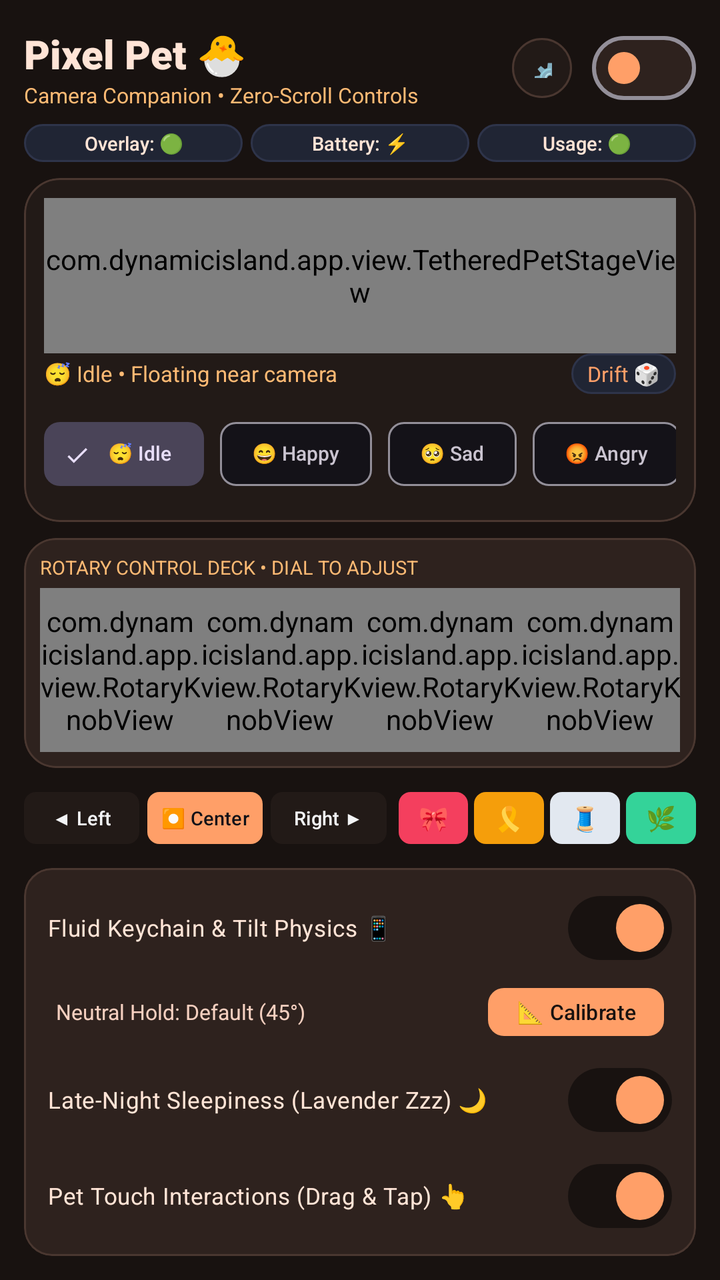
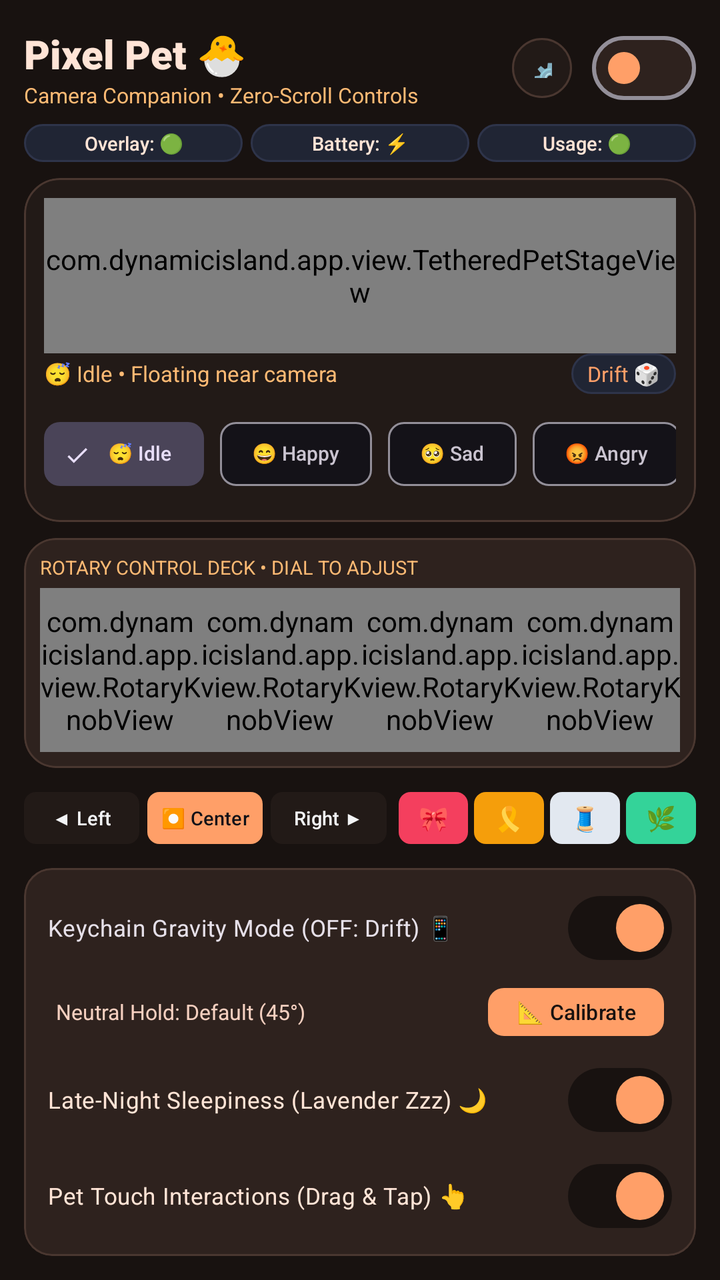

Before-and-after screenshots of an Android layout around one commit, followed by the original layout XML and the change that was made.
<!-- AndroidManifest.xml: application theme Theme.DynamicIsland -->
<!-- res/layout/activity_main.xml -->
<?xml version="1.0" encoding="utf-8"?>
<LinearLayout xmlns:android="http://schemas.android.com/apk/res/android"
    xmlns:app="http://schemas.android.com/apk/res-auto"
    xmlns:tools="http://schemas.android.com/tools"
    android:layout_width="match_parent"
    android:layout_height="match_parent"
    android:background="@color/peach_dark"
    android:orientation="vertical"
    android:padding="12dp">

    
    <LinearLayout
        android:layout_width="match_parent"
        android:layout_height="44dp"
        android:gravity="center_vertical"
        android:orientation="horizontal">

        <LinearLayout
            android:layout_width="0dp"
            android:layout_height="wrap_content"
            android:layout_weight="1"
            android:orientation="vertical">

            <TextView
                android:layout_width="wrap_content"
                android:layout_height="wrap_content"
                android:text="Pixel Pet 🐣"
                android:textColor="@color/peach_light"
                android:textSize="20sp"
                android:fontFamily="sans-serif-black" />

            <TextView
                android:layout_width="wrap_content"
                android:layout_height="wrap_content"
                android:text="Camera Companion • Zero-Scroll Controls"
                android:textColor="@color/peach_accent"
                android:textSize="10.5sp" />
        </LinearLayout>

        <com.google.android.material.button.MaterialButton
            android:id="@+id/btnDevTools"
            style="@style/Widget.Material3.Button.IconButton"
            android:layout_width="38dp"
            android:layout_height="38dp"
            android:layout_marginEnd="6dp"
            android:backgroundTint="@color/peach_surface"
            android:text="⚙️"
            android:textSize="14sp"
            app:cornerRadius="19dp"
            app:strokeColor="@color/peach_surface_border"
            app:strokeWidth="1dp" />

        <com.google.android.material.materialswitch.MaterialSwitch
            android:id="@+id/switchPetMaster"
            android:layout_width="wrap_content"
            android:layout_height="wrap_content"
            app:thumbTint="@color/peach_primary"
            app:trackTint="@color/peach_surface_card" />
    </LinearLayout>

    
    <LinearLayout
        android:layout_width="match_parent"
        android:layout_height="wrap_content"
        android:layout_marginTop="6dp"
        android:orientation="horizontal">

        <TextView
            android:id="@+id/tvOverlayBadge"
            android:layout_width="0dp"
            android:layout_height="wrap_content"
            android:layout_weight="1"
            android:background="@drawable/bg_card_surface"
            android:gravity="center"
            android:paddingTop="3dp"
            android:paddingBottom="3dp"
            android:text="Overlay: 🟢"
            android:textColor="@color/peach_light"
            android:textSize="9.5sp"
            android:fontFamily="sans-serif-medium" />

        <TextView
            android:id="@+id/tvBatteryBadge"
            android:layout_width="0dp"
            android:layout_height="wrap_content"
            android:layout_marginStart="4dp"
            android:layout_weight="1"
            android:background="@drawable/bg_card_surface"
            android:gravity="center"
            android:paddingTop="3dp"
            android:paddingBottom="3dp"
            android:text="Battery: ⚡"
            android:textColor="@color/peach_light"
            android:textSize="9.5sp"
            android:fontFamily="sans-serif-medium" />

        <TextView
            android:id="@+id/tvUsageBadge"
            android:layout_width="0dp"
            android:layout_height="wrap_content"
            android:layout_marginStart="4dp"
            android:layout_weight="1"
            android:background="@drawable/bg_card_surface"
            android:gravity="center"
            android:paddingTop="3dp"
            android:paddingBottom="3dp"
            android:text="Usage: 🟢"
            android:textColor="@color/peach_light"
            android:textSize="9.5sp"
            android:fontFamily="sans-serif-medium" />
    </LinearLayout>

    
    <com.google.android.material.card.MaterialCardView
        android:id="@+id/cardPermissionAlert"
        android:layout_width="match_parent"
        android:layout_height="wrap_content"
        android:layout_marginTop="6dp"
        android:visibility="gone"
        app:cardBackgroundColor="#2A1B18"
        app:cardCornerRadius="10dp"
        app:strokeColor="#7F2315"
        app:strokeWidth="1dp">

        <LinearLayout
            android:layout_width="match_parent"
            android:layout_height="wrap_content"
            android:gravity="center_vertical"
            android:orientation="horizontal"
            android:padding="8dp">

            <TextView
                android:id="@+id/tvPermissionAlertText"
                android:layout_width="0dp"
                android:layout_height="wrap_content"
                android:layout_weight="1"
                android:text="⚠️ Permissions missing for floating pet."
                android:textColor="#FCA5A5"
                android:textSize="11sp" />

            <com.google.android.material.button.MaterialButton
                android:id="@+id/btnQuickFixPermission"
                android:layout_width="wrap_content"
                android:layout_height="32dp"
                android:text="Grant"
                android:textColor="@color/background_dark"
                android:textSize="10sp"
                app:backgroundTint="@color/smiley_yellow"
                app:cornerRadius="6dp" />
        </LinearLayout>
    </com.google.android.material.card.MaterialCardView>

    
    <com.google.android.material.card.MaterialCardView
        android:layout_width="match_parent"
        android:layout_height="0dp"
        android:layout_marginTop="8dp"
        android:layout_weight="1.1"
        app:cardBackgroundColor="@color/peach_surface"
        app:cardCornerRadius="18dp"
        app:strokeColor="@color/peach_surface_border"
        app:strokeWidth="1dp">

        <LinearLayout
            android:layout_width="match_parent"
            android:layout_height="match_parent"
            android:gravity="center_horizontal"
            android:orientation="vertical"
            android:padding="10dp">

            
            <com.dynamicisland.app.view.TetheredPetStageView
                android:id="@+id/previewTetherStage"
                android:layout_width="match_parent"
                android:layout_height="0dp"
                android:layout_weight="1" />

            <LinearLayout
                android:layout_width="match_parent"
                android:layout_height="wrap_content"
                android:gravity="center_vertical"
                android:orientation="horizontal">

                <TextView
                    android:id="@+id/tvPreviewMoodDesc"
                    android:layout_width="0dp"
                    android:layout_height="wrap_content"
                    android:layout_weight="1"
                    android:text="😴 Idle • Floating near camera"
                    android:textColor="@color/peach_accent"
                    android:textSize="11sp"
                    android:fontFamily="sans-serif-bold" />

                <TextView
                    android:id="@+id/btnTestDrift"
                    android:layout_width="wrap_content"
                    android:layout_height="wrap_content"
                    android:background="@drawable/bg_card_surface"
                    android:paddingStart="8dp"
                    android:paddingTop="3dp"
                    android:paddingEnd="8dp"
                    android:paddingBottom="3dp"
                    android:text="Drift 🎲"
                    android:textColor="@color/peach_primary"
                    android:textSize="10.5sp"
                    android:fontFamily="sans-serif-bold" />
            </LinearLayout>

            
            <HorizontalScrollView
                android:layout_width="match_parent"
                android:layout_height="wrap_content"
                android:layout_marginTop="6dp"
                android:scrollbars="none">

                <com.google.android.material.chip.ChipGroup
                    android:id="@+id/chipGroupMoods"
                    android:layout_width="wrap_content"
                    android:layout_height="wrap_content"
                    app:singleSelection="true">

                    <com.google.android.material.chip.Chip
                        android:id="@+id/chipMoodIdle"
                        style="@style/Widget.Material3.Chip.Filter"
                        android:layout_width="wrap_content"
                        android:layout_height="wrap_content"
                        android:checked="true"
                        android:text="😴 Idle"
                        android:textSize="10sp" />

                    <com.google.android.material.chip.Chip
                        android:id="@+id/chipMoodHappy"
                        style="@style/Widget.Material3.Chip.Filter"
                        android:layout_width="wrap_content"
                        android:layout_height="wrap_content"
                        android:text="😄 Happy"
                        android:textSize="10sp" />

                    <com.google.android.material.chip.Chip
                        android:id="@+id/chipMoodSad"
                        style="@style/Widget.Material3.Chip.Filter"
                        android:layout_width="wrap_content"
                        android:layout_height="wrap_content"
                        android:text="🥺 Sad"
                        android:textSize="10sp" />

                    <com.google.android.material.chip.Chip
                        android:id="@+id/chipMoodAngry"
                        style="@style/Widget.Material3.Chip.Filter"
                        android:layout_width="wrap_content"
                        android:layout_height="wrap_content"
                        android:text="😡 Angry"
                        android:textSize="10sp" />

                    <com.google.android.material.chip.Chip
                        android:id="@+id/chipMoodNerd"
                        style="@style/Widget.Material3.Chip.Filter"
                        android:layout_width="wrap_content"
                        android:layout_height="wrap_content"
                        android:text="🤓 Nerd"
                        android:textSize="10sp" />

                    <com.google.android.material.chip.Chip
                        android:id="@+id/chipMoodTexting"
                        style="@style/Widget.Material3.Chip.Filter"
                        android:layout_width="wrap_content"
                        android:layout_height="wrap_content"
                        android:text="💬 Chat"
                        android:textSize="10sp" />
                </com.google.android.material.chip.ChipGroup>
            </HorizontalScrollView>
        </LinearLayout>
    </com.google.android.material.card.MaterialCardView>

    
    <com.google.android.material.card.MaterialCardView
        android:layout_width="match_parent"
        android:layout_height="wrap_content"
        android:layout_marginTop="8dp"
        app:cardBackgroundColor="@color/peach_surface_card"
        app:cardCornerRadius="16dp"
        app:strokeColor="@color/peach_surface_border"
        app:strokeWidth="1dp">

        <LinearLayout
            android:layout_width="match_parent"
            android:layout_height="wrap_content"
            android:orientation="vertical"
            android:padding="8dp">

            <TextView
                android:layout_width="wrap_content"
                android:layout_height="wrap_content"
                android:text="ROTARY CONTROL DECK • DIAL TO ADJUST"
                android:textColor="@color/peach_accent"
                android:textSize="9.5sp"
                android:fontFamily="sans-serif-bold" />

            <LinearLayout
                android:layout_width="match_parent"
                android:layout_height="82dp"
                android:layout_marginTop="4dp"
                android:orientation="horizontal">

                <com.dynamicisland.app.view.RotaryKnobView
                    android:id="@+id/knobCameraX"
                    android:layout_width="0dp"
                    android:layout_height="match_parent"
                    android:layout_weight="1" />

                <com.dynamicisland.app.view.RotaryKnobView
                    android:id="@+id/knobCameraY"
                    android:layout_width="0dp"
                    android:layout_height="match_parent"
                    android:layout_weight="1" />

                <com.dynamicisland.app.view.RotaryKnobView
                    android:id="@+id/knobPetSize"
                    android:layout_width="0dp"
                    android:layout_height="match_parent"
                    android:layout_weight="1" />

                <com.dynamicisland.app.view.RotaryKnobView
                    android:id="@+id/knobLeash"
                    android:layout_width="0dp"
                    android:layout_height="match_parent"
                    android:layout_weight="1" />
            </LinearLayout>
        </LinearLayout>
    </com.google.android.material.card.MaterialCardView>

    
    <LinearLayout
        android:layout_width="match_parent"
        android:layout_height="wrap_content"
        android:layout_marginTop="8dp"
        android:orientation="horizontal">

        
        <LinearLayout
            android:layout_width="0dp"
            android:layout_height="wrap_content"
            android:layout_weight="1.1"
            android:orientation="horizontal">

            <com.google.android.material.button.MaterialButton
                android:id="@+id/btnAlignLeft"
                android:layout_width="0dp"
                android:layout_height="34dp"
                android:layout_weight="1"
                android:padding="0dp"
                android:text="◀ Left"
                android:textColor="@color/text_primary"
                android:textSize="9.5sp"
                app:backgroundTint="@color/peach_surface"
                app:cornerRadius="6dp" />

            <com.google.android.material.button.MaterialButton
                android:id="@+id/btnAlignCenter"
                android:layout_width="0dp"
                android:layout_height="34dp"
                android:layout_marginStart="4dp"
                android:layout_weight="1"
                android:padding="0dp"
                android:text="⏺ Center"
                android:textColor="@color/background_dark"
                android:textSize="9.5sp"
                app:backgroundTint="@color/peach_primary"
                app:cornerRadius="6dp" />

            <com.google.android.material.button.MaterialButton
                android:id="@+id/btnAlignRight"
                android:layout_width="0dp"
                android:layout_height="34dp"
                android:layout_marginStart="4dp"
                android:layout_weight="1"
                android:padding="0dp"
                android:text="Right ▶"
                android:textColor="@color/text_primary"
                android:textSize="9.5sp"
                app:backgroundTint="@color/peach_surface"
                app:cornerRadius="6dp" />
        </LinearLayout>

        
        <LinearLayout
            android:layout_width="0dp"
            android:layout_height="wrap_content"
            android:layout_marginStart="6dp"
            android:layout_weight="0.9"
            android:orientation="horizontal">

            <com.google.android.material.button.MaterialButton
                android:id="@+id/btnLeashRed"
                android:layout_width="0dp"
                android:layout_height="34dp"
                android:layout_weight="1"
                android:padding="0dp"
                android:text="🎀"
                android:textSize="12sp"
                app:backgroundTint="#F43F5E"
                app:cornerRadius="6dp" />

            <com.google.android.material.button.MaterialButton
                android:id="@+id/btnLeashGold"
                android:layout_width="0dp"
                android:layout_height="34dp"
                android:layout_marginStart="3dp"
                android:layout_weight="1"
                android:padding="0dp"
                android:text="🎗️"
                android:textSize="12sp"
                app:backgroundTint="#F59E0B"
                app:cornerRadius="6dp" />

            <com.google.android.material.button.MaterialButton
                android:id="@+id/btnLeashSilver"
                android:layout_width="0dp"
                android:layout_height="34dp"
                android:layout_marginStart="3dp"
                android:layout_weight="1"
                android:padding="0dp"
                android:text="🧵"
                android:textSize="12sp"
                app:backgroundTint="#E2E8F0"
                app:cornerRadius="6dp" />

            <com.google.android.material.button.MaterialButton
                android:id="@+id/btnLeashMint"
                android:layout_width="0dp"
                android:layout_height="34dp"
                android:layout_marginStart="3dp"
                android:layout_weight="1"
                android:padding="0dp"
                android:text="🌿"
                android:textSize="12sp"
                app:backgroundTint="#34D399"
                app:cornerRadius="6dp" />
        </LinearLayout>
    </LinearLayout>

    
    <com.google.android.material.card.MaterialCardView
        android:layout_width="match_parent"
        android:layout_height="wrap_content"
        android:layout_marginTop="8dp"
        app:cardBackgroundColor="@color/peach_surface_card"
        app:cardCornerRadius="14dp"
        app:strokeColor="@color/peach_surface_border"
        app:strokeWidth="1dp">

        <LinearLayout
            android:layout_width="match_parent"
            android:layout_height="wrap_content"
            android:orientation="vertical"
            android:paddingStart="12dp"
            android:paddingTop="6dp"
            android:paddingEnd="12dp"
            android:paddingBottom="6dp">

            <com.google.android.material.materialswitch.MaterialSwitch
                android:id="@+id/switchGyroPhysics"
                android:layout_width="match_parent"
                android:layout_height="wrap_content"
                android:checked="true"
                android:text="Fluid Keychain &amp; Tilt Physics 📱"
                android:textColor="@color/peach_light"
                android:textSize="11.5sp"
                app:thumbTint="@color/peach_primary"
                app:trackTint="@color/peach_dark" />

            
            <LinearLayout
                android:id="@+id/layoutCalibrationRow"
                android:layout_width="match_parent"
                android:layout_height="wrap_content"
                android:layout_marginTop="2dp"
                android:layout_marginBottom="4dp"
                android:gravity="center_vertical"
                android:orientation="horizontal"
                android:paddingStart="4dp"
                android:paddingEnd="4dp">

                <TextView
                    android:id="@+id/tvCalibrationStatus"
                    android:layout_width="0dp"
                    android:layout_height="wrap_content"
                    android:layout_weight="1"
                    android:text="Neutral Hold: Default (45°)"
                    android:textColor="@color/peach_cream"
                    android:textSize="10.5sp" />

                <com.google.android.material.button.MaterialButton
                    android:id="@+id/btnCalibrateHold"
                    style="@style/Widget.Material3.Button.TonalButton"
                    android:layout_width="wrap_content"
                    android:layout_height="32dp"
                    android:paddingStart="10dp"
                    android:paddingTop="0dp"
                    android:paddingEnd="10dp"
                    android:paddingBottom="0dp"
                    android:text="📐 Calibrate"
                    android:textColor="@color/peach_dark"
                    android:textSize="10.5sp"
                    app:backgroundTint="@color/peach_primary"
                    app:cornerRadius="8dp" />
            </LinearLayout>

            <com.google.android.material.materialswitch.MaterialSwitch
                android:id="@+id/switchSleepiness"
                android:layout_width="match_parent"
                android:layout_height="wrap_content"
                android:checked="true"
                android:text="Late-Night Sleepiness (Lavender Zzz) 🌙"
                android:textColor="@color/peach_light"
                android:textSize="11.5sp"
                app:thumbTint="@color/peach_primary"
                app:trackTint="@color/peach_dark" />

            <com.google.android.material.materialswitch.MaterialSwitch
                android:id="@+id/switchTouchReactions"
                android:layout_width="match_parent"
                android:layout_height="wrap_content"
                android:checked="true"
                android:text="Pet Touch Interactions (Drag &amp; Tap) 👆"
                android:textColor="@color/peach_light"
                android:textSize="11.5sp"
                app:thumbTint="@color/peach_primary"
                app:trackTint="@color/peach_dark" />
        </LinearLayout>
    </com.google.android.material.card.MaterialCardView>

</LinearLayout>
<!-- resources referenced by this layout -->
<resources>
  <color name="background_dark">#0F1117</color>
  <color name="peach_accent">#FDBA74</color>
  <color name="peach_cream">#F5D0C0</color>
  <color name="peach_dark">#181210</color>
  <color name="peach_light">#FFE4D6</color>
  <color name="peach_primary">#FF9F68</color>
  <color name="peach_surface">#221A17</color>
  <color name="peach_surface_border">#4A3730</color>
  <color name="peach_surface_card">#2E221E</color>
  <color name="smiley_yellow">#FFD43B</color>
  <color name="text_primary">#F3F4F6</color>
  <!-- drawable bg_card_surface (drawable) -->
  <?xml version="1.0" encoding="utf-8"?>
  <shape xmlns:android="http://schemas.android.com/apk/res/android"
      android:shape="rectangle">
      <solid android:color="@color/surface_card" />
      <corners android:radius="16dp" />
      <stroke
          android:width="1dp"
          android:color="@color/surface_card_border" />
  </shape>
  <style name="Theme.DynamicIsland" parent="Theme.Material3.Dark.NoActionBar">
          <item name="colorPrimary">@color/primary</item>
          <item name="colorSecondary">@color/secondary</item>
          <item name="android:statusBarColor">@color/background_dark</item>
          <item name="android:navigationBarColor">@color/background_dark</item>
          <item name="android:windowBackground">@color/background_dark</item>
      </style>
  <color name="surface_card">#202534</color>
  <color name="surface_card_border">#2E344A</color>
  <color name="primary">#FF9F68</color>
  <color name="secondary">#10B981</color>
</resources>

<!-- the commit's change to res/layout/activity_main.xml (unified diff, before → after) -->
@@ -463,8 +463,7 @@
                 android:layout_width="match_parent"
                 android:layout_height="wrap_content"
                 android:checked="true"
-                android:text="Fluid Keychain &amp; Tilt Physics 📱"
-                android:textColor="@color/peach_light"
+                android:text="Keychain Gravity Mode (OFF: Drift) 📱"
                 android:textSize="11.5sp"
                 app:thumbTint="@color/peach_primary"
                 app:trackTint="@color/peach_dark" />
